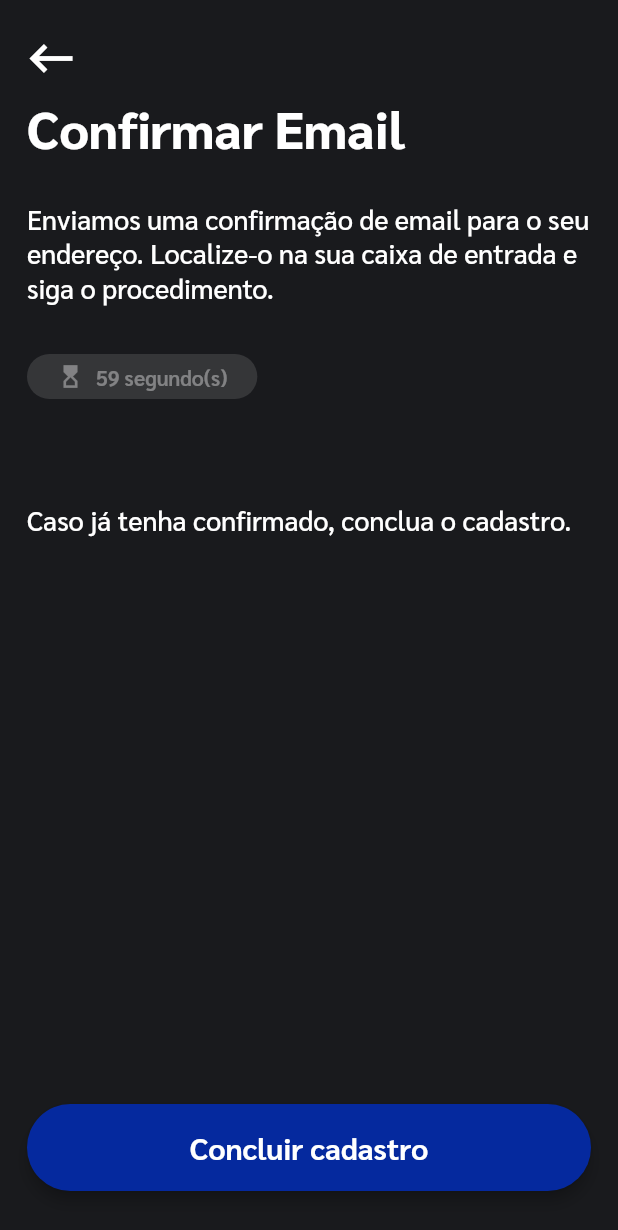
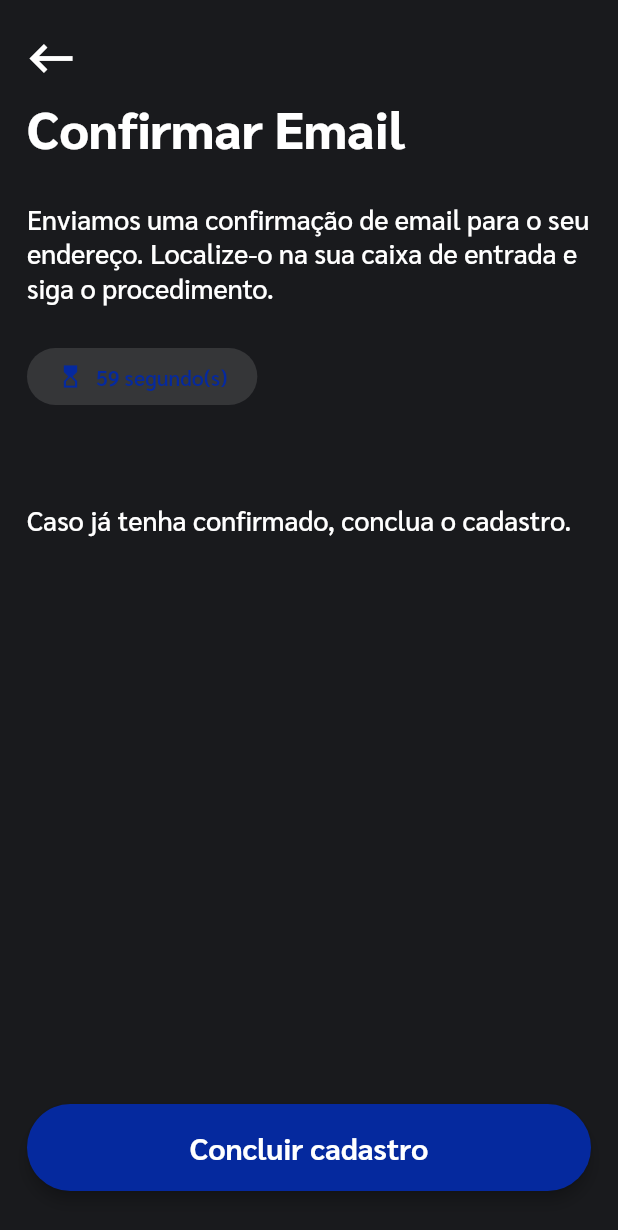
Before and after one commit to GabrielDimaa/my_gift_app, a Flutter app: the SignupConfirmEmailPage screen opened by its route, on a phone screen of 412 x 824 dp. Shown: the top 1230 px of the screen. Run offline on Flutter 3.47's test engine with Material 2 defaults, Android fonts, the phone set to English and light mode, and no system bars; our stand-ins replace cloud_firestore, dotted_border, firebase_auth, firebase_core, firebase_storage, flutter_svg and 4 more; accounts and stored records are empty.

Commit message:
Adaptação das telas para tema light

```diff
--- a/lib/app_theme.dart
+++ b/lib/app_theme.dart
@@ -10,7 +10,7 @@ class AppTheme extends StatelessWidget {
     return GetMaterialApp(
       title: 'Desejando',
       debugShowCheckedModeBanner: false,
-      initialRoute: "/login",
+      initialRoute: "/splash",
       themeMode: ThemeMode.dark,
       theme: ThemeData(
         brightness: Brightness.light,
@@ -36,7 +36,7 @@ class AppTheme extends StatelessWidget {
           backgroundColor: light,
           elevation: 4,
           shape: RoundedRectangleBorder(borderRadius: BorderRadius.circular(18)),
-          contentTextStyle: const TextStyle(fontSize: 16, fontWeight: FontWeight.w400),
+          contentTextStyle: TextStyle(fontSize: 16, fontWeight: FontWeight.w400, color: dark),
         ),
         bottomSheetTheme: BottomSheetThemeData(
           backgroundColor: light,
@@ -68,7 +68,7 @@ class AppTheme extends StatelessWidget {
           backgroundColor: dark,
           elevation: 4,
           shape: RoundedRectangleBorder(borderRadius: BorderRadius.circular(18)),
-          contentTextStyle: const TextStyle(fontSize: 16, fontWeight: FontWeight.w400),
+          contentTextStyle: TextStyle(fontSize: 16, fontWeight: FontWeight.w400, color: light),
         ),
         bottomSheetTheme: BottomSheetThemeData(
           backgroundColor: dark,
@@ -144,6 +144,9 @@ class AppTheme extends StatelessWidget {
         headline6: TextStyle(color: dark, fontSize: 22, fontWeight: FontWeight.w600),
         headline5: TextStyle(color: dark, fontSize: 28, fontWeight: FontWeight.w700),
         headline4: TextStyle(color: dark, fontSize: 34, fontWeight: FontWeight.w800),
+        headline3: TextStyle(color: dark, fontSize: 40, fontWeight: FontWeight.w800),
+        headline2: TextStyle(color: dark, fontSize: 44, fontWeight: FontWeight.w700),
+        headline1: TextStyle(color: dark, fontSize: 50, fontWeight: FontWeight.w600),
         subtitle2: TextStyle(color: dark, fontSize: 18, fontWeight: FontWeight.w700),
         subtitle1: TextStyle(color: dark, fontSize: 18, fontWeight: FontWeight.w500),
         button: TextStyle(color: dark, fontSize: 20, fontWeight: FontWeight.w700),
@@ -156,6 +159,9 @@ class AppTheme extends StatelessWidget {
         headline6: TextStyle(color: light, fontSize: 22, fontWeight: FontWeight.w600),
         headline5: TextStyle(color: light, fontSize: 28, fontWeight: FontWeight.w700),
         headline4: TextStyle(color: light, fontSize: 34, fontWeight: FontWeight.w800),
+        headline3: TextStyle(color: light, fontSize: 40, fontWeight: FontWeight.w800),
+        headline2: TextStyle(color: light, fontSize: 44, fontWeight: FontWeight.w700),
+        headline1: TextStyle(color: light, fontSize: 50, fontWeight: FontWeight.w600),
         subtitle2: TextStyle(color: light, fontSize: 18, fontWeight: FontWeight.w700),
         subtitle1: TextStyle(color: light, fontSize: 18, fontWeight: FontWeight.w500),
         button: TextStyle(color: light, fontSize: 20, fontWeight: FontWeight.w700),
@@ -171,6 +177,7 @@ class AppTheme extends StatelessWidget {
           onPrimary: light,
           padding: const EdgeInsets.all(16),
           shape: RoundedRectangleBorder(borderRadius: BorderRadius.circular(32)),
+          onSurface: primary,
         ),
       );
 
--- a/lib/layers/presentation/ui/components/bottom_sheet/bottom_sheet_image_picker.dart
+++ b/lib/layers/presentation/ui/components/bottom_sheet/bottom_sheet_image_picker.dart
@@ -62,7 +62,7 @@ class BottomSheetImagePicker extends StatelessWidget {
       child: Column(
         mainAxisAlignment: MainAxisAlignment.spaceAround,
         children: [
-          Icon(icon, size: 30),
+          Icon(icon, size: 30, color: Theme.of(context).colorScheme.onBackground),
           Text(text, style: Theme.of(context).textTheme.bodyText2?.copyWith(fontWeight: FontWeight.w600)),
         ],
       ),
--- a/lib/layers/presentation/ui/components/button/small_button.dart
+++ b/lib/layers/presentation/ui/components/button/small_button.dart
@@ -27,9 +27,8 @@ class SmallButton extends StatelessWidget {
         ],
       ),
       style: ElevatedButton.styleFrom(
-        onPrimary: Colors.white,
         textStyle: Theme.of(context).textTheme.caption?.copyWith(fontWeight: FontWeight.w600),
-        padding: const EdgeInsets.symmetric(horizontal: 20, vertical: 6),
+        padding: const EdgeInsets.symmetric(horizontal: 20, vertical: 10),
         minimumSize: const Size(0, 0),
       ),
     );
```
Also changed, not shown: lib/layers/presentation/ui/pages/signup/signup_confirm_email_page.dart (+6 -5 lines).
